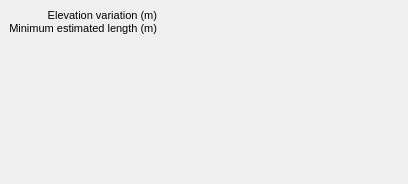
Qt form mlapp/src/widgets/profile_details/profile_details_base.ui (Trailmarker/paddock-power) before a commit.
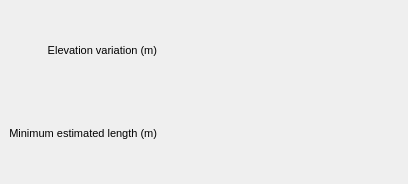
The same form after that commit.

```diff
--- a/mlapp/src/widgets/profile_details/profile_details_base.ui
+++ b/mlapp/src/widgets/profile_details/profile_details_base.ui
@@ -19,7 +19,7 @@
   <property name="windowTitle">
    <string>Form</string>
   </property>
-  <layout class="QVBoxLayout" name="verticalLayout" stretch="0,0,1">
+  <layout class="QVBoxLayout" name="verticalLayout" stretch="0,0,0">
    <property name="spacing">
     <number>0</number>
    </property>
@@ -159,6 +159,9 @@
      <property name="orientation">
       <enum>Qt::Vertical</enum>
      </property>
+     <property name="sizeType">
+      <enum>QSizePolicy::Minimum</enum>
+     </property>
      <property name="sizeHint" stdset="0">
       <size>
        <width>20</width>
```
